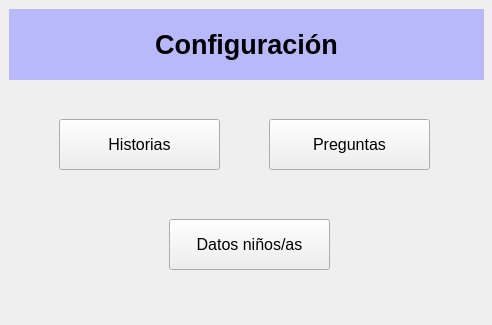
Above: interfaz/EleccionEditor.ui from mmoraleso/RoboTEA before the change. Below: the same form after it.
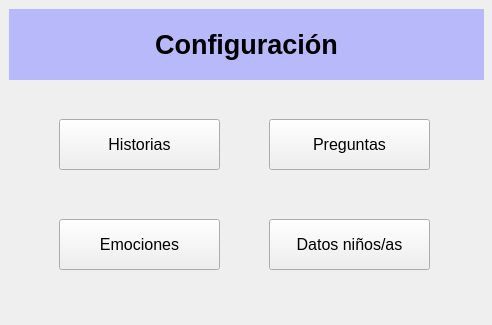
That is the form after the change.

Commit message: Nueva pantalla edición de emociones

```diff
--- a/interfaz/EleccionEditor.ui
+++ b/interfaz/EleccionEditor.ui
@@ -140,7 +140,7 @@
    <widget class="QPushButton" name="ninos_button">
     <property name="geometry">
      <rect>
-      <x>160</x>
+      <x>260</x>
       <y>210</y>
       <width>161</width>
       <height>51</height>
@@ -161,6 +161,30 @@
      </size>
     </property>
    </widget>
+   <widget class="QPushButton" name="emociones_button">
+    <property name="geometry">
+     <rect>
+      <x>50</x>
+      <y>210</y>
+      <width>161</width>
+      <height>51</height>
+     </rect>
+    </property>
+    <property name="font">
+     <font>
+      <pointsize>12</pointsize>
+     </font>
+    </property>
+    <property name="text">
+     <string>Emociones</string>
+    </property>
+    <property name="iconSize">
+     <size>
+      <width>22</width>
+      <height>22</height>
+     </size>
+    </property>
+   </widget>
   </widget>
  </widget>
  <resources>
```
The commit also changes 15 other files.
